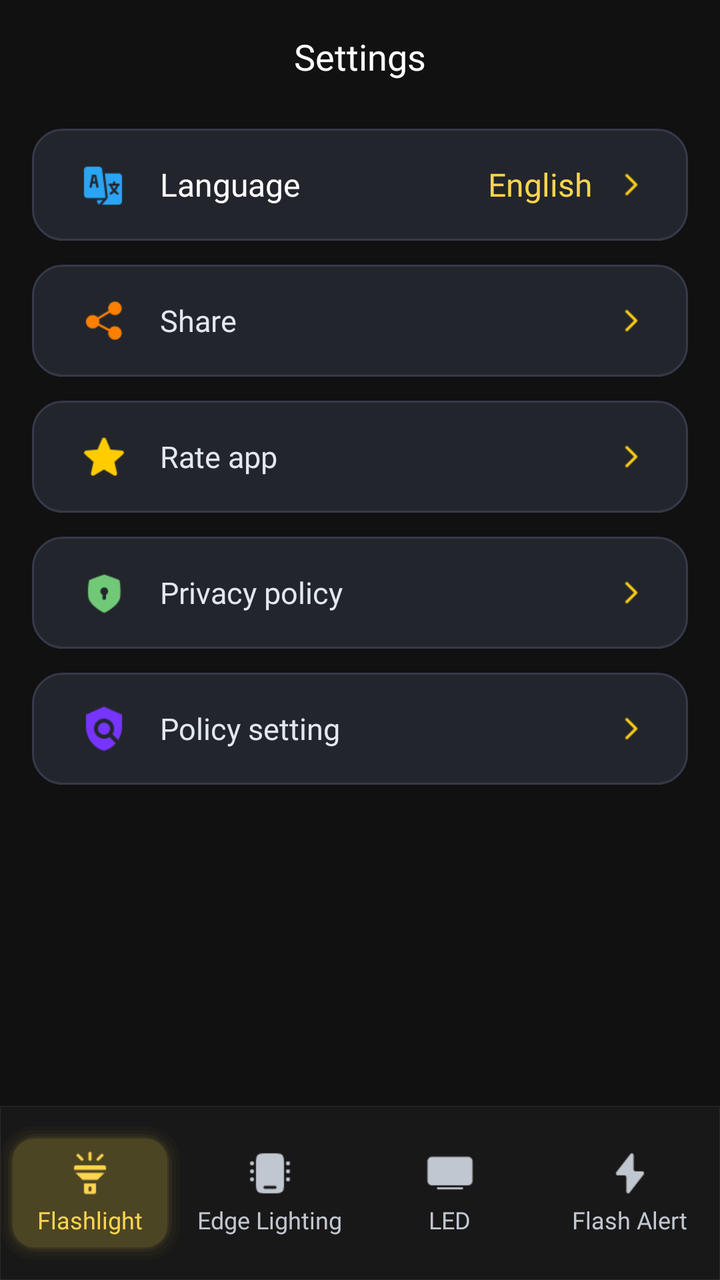
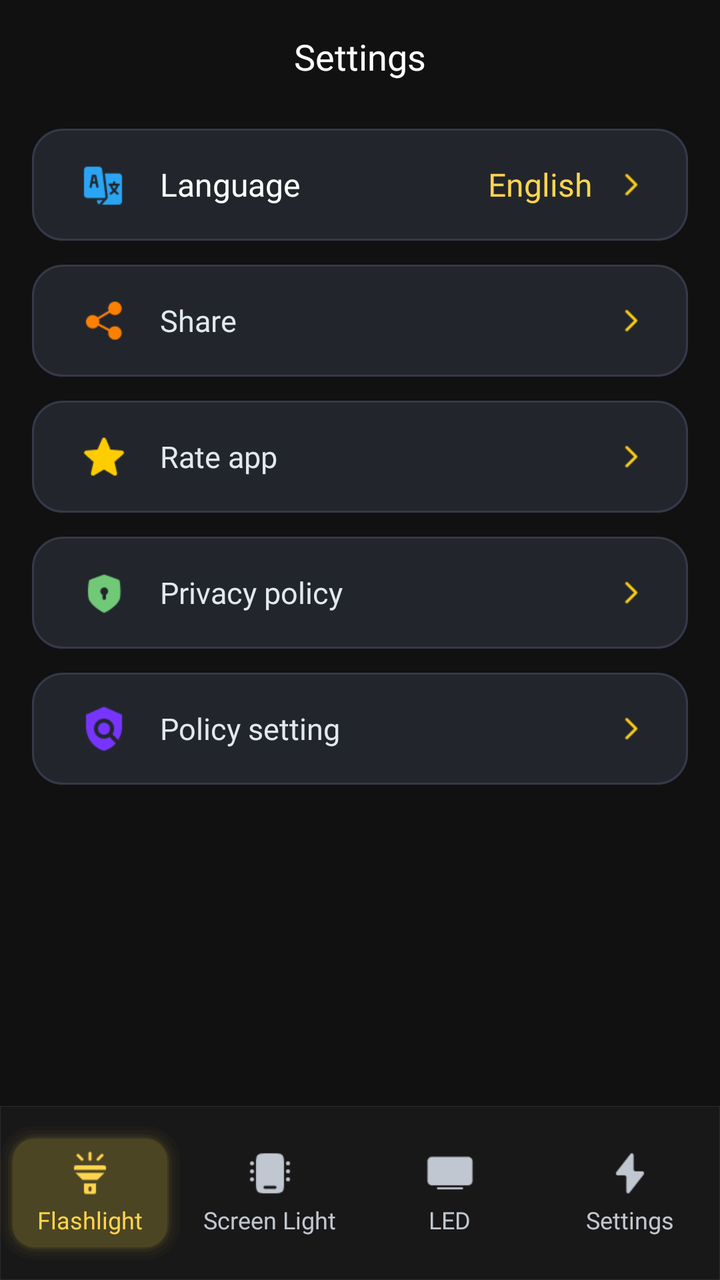

An Android layout rendered at two revisions. The XML below is the earlier revision; the diff shows what the commit changed to produce the second picture.
<!-- AndroidManifest.xml: application theme Theme.Flashlight -->
<!-- res/layout/fragment_flash_alert.xml -->
<?xml version="1.0" encoding="utf-8"?>
<androidx.constraintlayout.widget.ConstraintLayout
    xmlns:android="http://schemas.android.com/apk/res/android"
    xmlns:app="http://schemas.android.com/apk/res-auto"
    android:layout_width="match_parent"
    android:layout_height="match_parent"
    android:background="#111111">

    
    <TextView
        android:id="@+id/tvTitle"
        android:layout_width="wrap_content"
        android:layout_height="wrap_content"
        android:layout_marginTop="16dp"
        android:text="Settings"
        android:textColor="#FFFFFF"
        android:textSize="18sp"
        android:fontFamily="@font/plus_jakarta_sans_semibold"
        app:layout_constraintEnd_toEndOf="parent"
        app:layout_constraintStart_toStartOf="parent"
        app:layout_constraintTop_toTopOf="parent" />

    
    <LinearLayout
        android:id="@+id/layoutSettingsList"
        android:layout_width="0dp"
        android:layout_height="wrap_content"
        android:layout_marginStart="16dp"
        android:layout_marginTop="24dp"
        android:layout_marginEnd="16dp"
        android:orientation="vertical"
        app:layout_constraintEnd_toEndOf="parent"
        app:layout_constraintStart_toStartOf="parent"
        app:layout_constraintTop_toBottomOf="@id/tvTitle">

        
        <LinearLayout
            android:id="@+id/btnSettingLanguage"
            android:layout_width="match_parent"
            android:layout_height="56dp"
            android:background="@drawable/bg_no_internet_card"
            android:clickable="true"
            android:focusable="true"
            android:gravity="center_vertical"
            android:orientation="horizontal"
            android:paddingHorizontal="16dp">

            <ImageView
                android:layout_width="40dp"
                android:layout_height="40dp"
                android:padding="8dp"
                android:src="@drawable/ic_setting_language" />

            <TextView
                android:layout_width="0dp"
                android:layout_height="wrap_content"
                android:layout_marginStart="8dp"
                android:fontFamily="@font/plus_jakarta_sans_medium"
                android:layout_weight="1"
                android:text="Language"
                android:textColor="#FFFFFF"
                android:textSize="16sp" />

            <TextView
                android:id="@+id/tvCurrentLanguage"
                android:layout_width="wrap_content"
                android:layout_height="wrap_content"
                android:layout_marginEnd="8dp"
                android:text="English"
                android:fontFamily="@font/plus_jakarta_sans_medium"
                android:textColor="@color/bg_yellow_switch"
                android:textSize="16sp" />

            <ImageView
                android:layout_width="@dimen/_24dp"
                android:layout_height="@dimen/_24dp"
                android:src="@drawable/ic_arrow_right"
                app:tint="#FACC15" />
        </LinearLayout>

        
        <LinearLayout
            android:id="@+id/btnSettingShare"
            android:layout_width="match_parent"
            android:layout_height="56dp"
            android:layout_marginTop="12dp"
            android:background="@drawable/bg_no_internet_card"
            android:clickable="true"
            android:focusable="true"
            android:gravity="center_vertical"
            android:orientation="horizontal"
            android:paddingHorizontal="16dp">

            <ImageView
                android:layout_width="40dp"
                android:layout_height="40dp"
                android:padding="8dp"
                android:src="@drawable/ic_setting_share" />

            <TextView
                android:layout_width="0dp"
                android:layout_height="wrap_content"
                android:layout_marginStart="8dp"
                android:fontFamily="@font/plus_jakarta_sans_medium"
                android:layout_weight="1"
                android:text="Share"
                android:textColor="#E2E8F0"
                android:textSize="15sp" />

            <ImageView
                android:layout_width="@dimen/_24dp"
                android:layout_height="@dimen/_24dp"
                android:src="@drawable/ic_arrow_right"
                app:tint="#FACC15" />
        </LinearLayout>

        
        <LinearLayout
            android:id="@+id/btnSettingRate"
            android:layout_width="match_parent"
            android:layout_height="56dp"
            android:layout_marginTop="12dp"
            android:background="@drawable/bg_no_internet_card"
            android:clickable="true"
            android:focusable="true"
            android:gravity="center_vertical"
            android:orientation="horizontal"
            android:paddingHorizontal="16dp">

            <ImageView
                android:layout_width="40dp"
                android:layout_height="40dp"
                android:padding="8dp"
                android:src="@drawable/ic_setting_rate" />

            <TextView
                android:layout_width="0dp"
                android:layout_height="wrap_content"
                android:layout_marginStart="8dp"
                android:fontFamily="@font/plus_jakarta_sans_medium"
                android:layout_weight="1"
                android:text="Rate app"
                android:textColor="#E2E8F0"
                android:textSize="15sp" />

            <ImageView
                android:layout_width="@dimen/_24dp"
                android:layout_height="@dimen/_24dp"
                android:src="@drawable/ic_arrow_right"
                app:tint="#FACC15" />
        </LinearLayout>

        
        <LinearLayout
            android:id="@+id/btnSettingPrivacy"
            android:layout_width="match_parent"
            android:layout_height="56dp"
            android:layout_marginTop="12dp"
            android:background="@drawable/bg_no_internet_card"
            android:clickable="true"
            android:focusable="true"
            android:gravity="center_vertical"
            android:orientation="horizontal"
            android:paddingHorizontal="16dp">

            <ImageView
                android:layout_width="40dp"
                android:layout_height="40dp"
                android:padding="8dp"
                android:src="@drawable/ic_setting_policy" />

            <TextView
                android:layout_width="0dp"
                android:layout_height="wrap_content"
                android:layout_marginStart="8dp"
                android:fontFamily="@font/plus_jakarta_sans_medium"
                android:layout_weight="1"
                android:text="Privacy policy"
                android:textColor="#E2E8F0"
                android:textSize="15sp" />

            <ImageView
                android:layout_width="@dimen/_24dp"
                android:layout_height="@dimen/_24dp"
                android:src="@drawable/ic_arrow_right"
                app:tint="#FACC15" />
        </LinearLayout>

        
        <LinearLayout
            android:id="@+id/btnSettingPolicy"
            android:layout_width="match_parent"
            android:layout_height="56dp"
            android:layout_marginTop="12dp"
            android:background="@drawable/bg_no_internet_card"
            android:clickable="true"
            android:focusable="true"
            android:gravity="center_vertical"
            android:orientation="horizontal"
            android:paddingHorizontal="16dp">

            <ImageView
                android:layout_width="40dp"
                android:layout_height="40dp"
                android:padding="8dp"
                android:src="@drawable/ic_setting_policy_setting" />

            <TextView
                android:layout_width="0dp"
                android:layout_height="wrap_content"
                android:layout_marginStart="8dp"
                android:fontFamily="@font/plus_jakarta_sans_medium"
                android:layout_weight="1"
                android:text="Policy setting"
                android:textColor="#E2E8F0"
                android:textSize="15sp" />

            <ImageView
                android:layout_width="@dimen/_24dp"
                android:layout_height="@dimen/_24dp"
                android:src="@drawable/ic_arrow_right"
                app:tint="#FACC15" />
        </LinearLayout>

    </LinearLayout>

    <include
        android:id="@+id/layoutBottomNav"
        layout="@layout/layout_bottom_navigation"
        android:layout_width="match_parent"
        android:layout_height="87dp"
        app:layout_constraintBottom_toBottomOf="parent"
        app:layout_constraintStart_toStartOf="parent"
        app:layout_constraintEnd_toEndOf="parent"/>

</androidx.constraintlayout.widget.ConstraintLayout>
<!-- res/layout/layout_bottom_navigation.xml (included above) -->
<?xml version="1.0" encoding="utf-8"?>
<LinearLayout xmlns:android="http://schemas.android.com/apk/res/android"
    xmlns:app="http://schemas.android.com/apk/res-auto"
    xmlns:tools="http://schemas.android.com/tools"
    android:layout_width="match_parent"
    android:layout_height="wrap_content"
    android:clipChildren="false"
    android:clipToPadding="false"
    android:orientation="vertical">

    
    <LinearLayout
        android:id="@+id/layoutBottomNav"
        android:layout_width="match_parent"
        android:layout_height="87dp"
        android:background="@drawable/bg_navigation"
        android:clipChildren="false"
        android:clipToPadding="false"
        android:gravity="center_vertical"
        android:orientation="horizontal"
        android:weightSum="4"
        tools:ignore="MissingConstraints">

        
        <LinearLayout
            android:id="@+id/btnNavFlashlight"
            android:layout_width="0dp"
            android:layout_height="67dp"
            android:layout_weight="1"
            android:background="@drawable/bg_btn_flash_navigation"
            android:clickable="true"
            android:focusable="true"
            android:gravity="center"
            android:orientation="vertical">

            <ImageView
                android:id="@+id/ivNavFlashlight"
                android:layout_width="24dp"
                android:layout_height="24dp"
                android:src="@drawable/ic_navigation_flash"
                app:tint="@color/bg_yellow_switch" />

            <TextView
                android:id="@+id/tvNavFlashlight"
                android:layout_width="wrap_content"
                android:layout_height="wrap_content"
                android:layout_marginTop="3dp"
                android:fontFamily="@font/plus_jakarta_sans_medium"
                android:text="Flashlight"
                android:textColor="@color/bg_yellow_switch"
                android:textSize="12sp" />
        </LinearLayout>

        
        <LinearLayout
            android:id="@+id/btnNavScreenLight"
            android:layout_width="0dp"
            android:layout_height="67dp"
            android:layout_weight="1"
            android:clickable="true"
            android:focusable="true"
            android:gravity="center"
            android:orientation="vertical">

            <ImageView
                android:id="@+id/ivNavScreenLight"
                android:layout_width="24dp"
                android:layout_height="24dp"
                android:src="@drawable/ic_navigation_edge"
                app:tint="@color/bg_no_select_btn" />

            <TextView
                android:id="@+id/tvNavScreenLight"
                android:layout_width="wrap_content"
                android:layout_height="wrap_content"
                android:layout_marginTop="3dp"
                android:fontFamily="@font/plus_jakarta_sans_medium"
                android:text="Edge Lighting"
                android:textColor="@color/bg_no_select_btn"
                android:textSize="12sp" />
        </LinearLayout>

        
        <LinearLayout
            android:id="@+id/btnNavLed"
            android:layout_width="0dp"
            android:layout_height="67dp"
            android:layout_weight="1"
            android:clickable="true"
            android:focusable="true"
            android:gravity="center"
            android:orientation="vertical">

            <ImageView
                android:id="@+id/ivNavLed"
                android:layout_width="24dp"
                android:layout_height="24dp"
                android:src="@drawable/ic_navigation_led"
                app:tint="@color/bg_no_select_btn" />

            <TextView
                android:id="@+id/tvNavLed"
                android:layout_width="wrap_content"
                android:layout_height="wrap_content"
                android:layout_marginTop="3dp"
                android:fontFamily="@font/plus_jakarta_sans_medium"
                android:text="LED"
                android:textColor="@color/bg_no_select_btn"
                android:textSize="12sp" />
        </LinearLayout>

        
        <LinearLayout
            android:id="@+id/btnNavSettings"
            android:layout_width="0dp"
            android:layout_height="67dp"
            android:layout_weight="1"
            android:clickable="true"
            android:focusable="true"
            android:gravity="center"
            android:orientation="vertical">

            <ImageView
                android:id="@+id/ivNavSettings"
                android:layout_width="24dp"
                android:layout_height="24dp"
                android:src="@drawable/ic_navigation_flash_alert"
                app:tint="@color/bg_no_select_btn" />

            <TextView
                android:id="@+id/tvNavSettings"
                android:layout_width="wrap_content"
                android:layout_height="wrap_content"
                android:layout_marginTop="3dp"
                android:fontFamily="@font/plus_jakarta_sans_medium"
                android:text="Flash Alert"
                android:textColor="@color/bg_no_select_btn"
                android:textSize="12sp" />
        </LinearLayout>
    </LinearLayout>

</LinearLayout>
<!-- resources referenced by this layout -->
<resources>
  <color name="bg_no_select_btn">#FFC1C7D0</color>
  <color name="bg_yellow_switch">#FFFFD54F</color>
  <dimen name="_24dp">24dp</dimen>
  <!-- drawable bg_btn_flash_navigation (drawable) -->
  <?xml version="1.0" encoding="utf-8"?>
  <layer-list xmlns:android="http://schemas.android.com/apk/res/android">
  
      
      <item>
          <shape android:shape="rectangle">
              <corners android:radius="17dp" />
              <solid android:color="#04FFD54F" />
          </shape>
      </item>
  
      
      <item
          android:bottom="2dp"
          android:left="2dp"
          android:right="2dp"
          android:top="2dp">
          <shape android:shape="rectangle">
              <corners android:radius="15.5dp" />
              <solid android:color="#06FFD54F" />
          </shape>
      </item>
  
      
      <item
          android:bottom="4dp"
          android:left="4dp"
          android:right="4dp"
          android:top="4dp">
          <shape android:shape="rectangle">
              <corners android:radius="14dp" />
              <solid android:color="#0AFFD54F" />
          </shape>
      </item>
  
      
      <item
          android:bottom="5.5dp"
          android:left="5.5dp"
          android:right="5.5dp"
          android:top="5.5dp">
          <shape android:shape="rectangle">
              <corners android:radius="12.5dp" />
              <solid android:color="#10FFD54F" />
          </shape>
      </item>
  
      
      <item
          android:bottom="6.5dp"
          android:left="6.5dp"
          android:right="6.5dp"
          android:top="6.5dp">
          <shape android:shape="rectangle">
              <corners android:radius="11dp" />
              <solid android:color="@color/yellow_bg_btn_navigation" />
          </shape>
      </item>
  
  </layer-list>
  <!-- drawable bg_navigation (drawable) -->
  <?xml version="1.0" encoding="utf-8"?>
  <shape xmlns:android="http://schemas.android.com/apk/res/android">
  
      <solid android:color="#CC1C1B1B" />
  
      <stroke
          android:width="0.92px"
          android:color="#1AFFFFFF" />
  
  </shape>
  <!-- drawable bg_no_internet_card (drawable) -->
  <?xml version="1.0" encoding="utf-8"?>
  <shape xmlns:android="http://schemas.android.com/apk/res/android"
      android:shape="rectangle">
  
      
      <solid android:color="#22262C" />
  
      
      <corners android:radius="15dp"/>
  
      <stroke
          android:color="#36394A"
          android:width="1dp"/>
  
  </shape>
  <!-- drawable ic_arrow_right: png bitmap (drawable, 413 bytes) -->
  <style name="Theme.Flashlight" parent="Theme.MaterialComponents.DayNight.NoActionBar">
          
          <item name="colorPrimary">@color/purple_500</item>
          <item name="colorPrimaryVariant">@color/purple_700</item>
          <item name="colorOnPrimary">@color/white</item>
          
          <item name="colorSecondary">@color/teal_200</item>
          <item name="colorSecondaryVariant">@color/teal_700</item>
          <item name="colorOnSecondary">@color/black</item>
          
          <item name="android:statusBarColor">@android:color/transparent</item>
          <item name="android:navigationBarColor">@android:color/transparent</item>
          <item name="android:windowLightStatusBar">false</item>
      </style>
  <color name="yellow_bg_btn_navigation">#1AFFD54F</color>
  <color name="purple_500">#FF6200EE</color>
  <color name="purple_700">#FF3700B3</color>
  <color name="white">#FFFFFFFF</color>
  <color name="teal_200">#FF03DAC5</color>
  <color name="teal_700">#FF018786</color>
  <color name="black">#FF000000</color>
  <!-- unchanged entries left out for length: 9 -->
</resources>

<!-- the commit's change to res/layout/fragment_flash_alert.xml (unified diff, before → after) -->
@@ -12,7 +12,7 @@
         android:layout_width="wrap_content"
         android:layout_height="wrap_content"
         android:layout_marginTop="16dp"
-        android:text="Settings"
+        android:text="@string/settings_title"
         android:textColor="#FFFFFF"
         android:textSize="18sp"
         android:fontFamily="@font/plus_jakarta_sans_semibold"
@@ -57,7 +57,7 @@
                 android:layout_marginStart="8dp"
                 android:fontFamily="@font/plus_jakarta_sans_medium"
                 android:layout_weight="1"
-                android:text="Language"
+                android:text="@string/setting_language"
                 android:textColor="#FFFFFF"
                 android:textSize="16sp" />
 
@@ -66,7 +66,7 @@
                 android:layout_width="wrap_content"
                 android:layout_height="wrap_content"
                 android:layout_marginEnd="8dp"
-                android:text="English"
+                android:text="@string/english"
                 android:fontFamily="@font/plus_jakarta_sans_medium"
                 android:textColor="@color/bg_yellow_switch"
                 android:textSize="16sp" />
@@ -103,7 +103,7 @@
                 android:layout_marginStart="8dp"
                 android:fontFamily="@font/plus_jakarta_sans_medium"
                 android:layout_weight="1"
-                android:text="Share"
+                android:text="@string/setting_share"
                 android:textColor="#E2E8F0"
                 android:textSize="15sp" />
 
@@ -139,7 +139,7 @@
                 android:layout_marginStart="8dp"
                 android:fontFamily="@font/plus_jakarta_sans_medium"
                 android:layout_weight="1"
-                android:text="Rate app"
+                android:text="@string/setting_rate"
                 android:textColor="#E2E8F0"
                 android:textSize="15sp" />
 
@@ -175,7 +175,7 @@
                 android:layout_marginStart="8dp"
                 android:fontFamily="@font/plus_jakarta_sans_medium"
                 android:layout_weight="1"
-                android:text="Privacy policy"
+                android:text="@string/setting_privacy"
                 android:textColor="#E2E8F0"
                 android:textSize="15sp" />
 
@@ -211,7 +211,7 @@
                 android:layout_marginStart="8dp"
                 android:fontFamily="@font/plus_jakarta_sans_medium"
                 android:layout_weight="1"
-                android:text="Policy setting"
+                android:text="@string/setting_policy"
                 android:textColor="#E2E8F0"
                 android:textSize="15sp" />
 
@@ -283,7 +283,7 @@
                 android:layout_height="wrap_content"
                 android:layout_marginTop="3dp"
                 android:fontFamily="@font/plus_jakarta_sans_medium"
-                android:text="Flashlight"
+                android:text="@string/nav_flashlight"
                 android:textColor="@color/bg_yellow_switch"
                 android:textSize="12sp" />
         </LinearLayout>
@@ -312,7 +312,7 @@
                 android:layout_height="wrap_content"
                 android:layout_marginTop="3dp"
                 android:fontFamily="@font/plus_jakarta_sans_medium"
-                android:text="Edge Lighting"
+                android:text="@string/nav_screen_light"
                 android:textColor="@color/bg_no_select_btn"
                 android:textSize="12sp" />
         </LinearLayout>
@@ -341,7 +341,7 @@
                 android:layout_height="wrap_content"
                 android:layout_marginTop="3dp"
                 android:fontFamily="@font/plus_jakarta_sans_medium"
-                android:text="LED"
+                android:text="@string/nav_led"
                 android:textColor="@color/bg_no_select_btn"
                 android:textSize="12sp" />
         </LinearLayout>
@@ -370,7 +370,7 @@
                 android:layout_height="wrap_content"
                 android:layout_marginTop="3dp"
                 android:fontFamily="@font/plus_jakarta_sans_medium"
-                android:text="Flash Alert"
+                android:text="@string/nav_settings"
                 android:textColor="@color/bg_no_select_btn"
                 android:textSize="12sp" />
         </LinearLayout>
<!-- resource entries referenced after the edit -->
@@ -92,6 +92,17 @@
   
   </shape>
   <!-- drawable ic_arrow_right: png bitmap (drawable, 413 bytes) -->
+  <string name="english">English</string>
+  <string name="nav_flashlight">Flashlight</string>
+  <string name="nav_led">LED</string>
+  <string name="nav_screen_light">Screen Light</string>
+  <string name="nav_settings">Settings</string>
+  <string name="setting_language">Language</string>
+  <string name="setting_policy">Policy setting</string>
+  <string name="setting_privacy">Privacy policy</string>
+  <string name="setting_rate">Rate app</string>
+  <string name="setting_share">Share</string>
+  <string name="settings_title">Settings</string>
   <style name="Theme.Flashlight" parent="Theme.MaterialComponents.DayNight.NoActionBar">
           
           <item name="colorPrimary">@color/purple_500</item>
